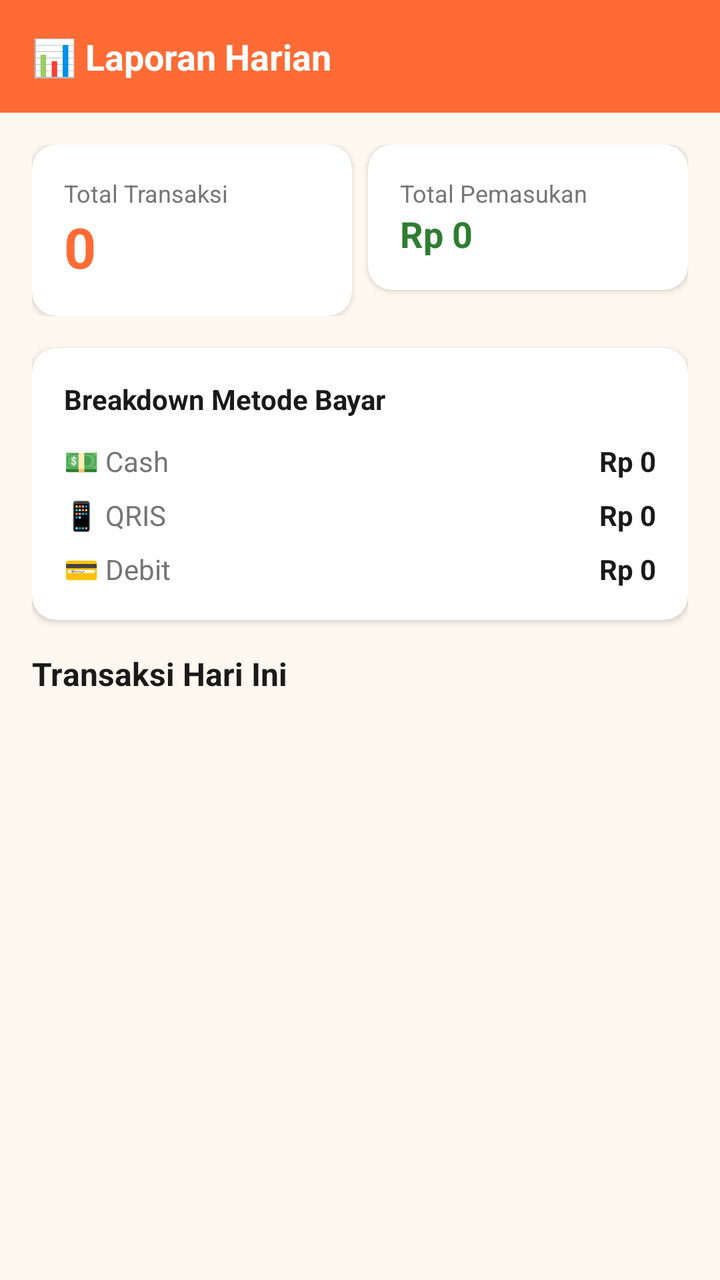
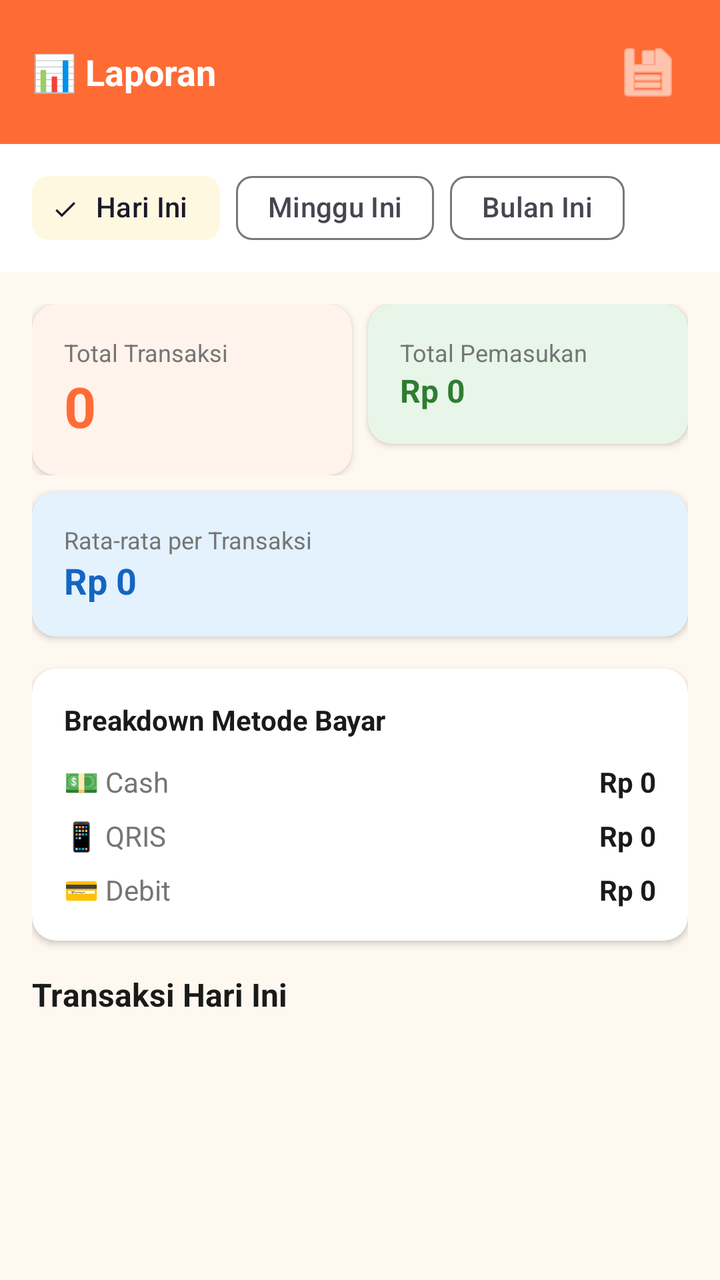

Two renders of the same Android screen: before a commit and after it. Below are the layout's source before the change and the commit's diff.
<!-- AndroidManifest.xml: application theme Theme.MiePos -->
<!-- res/layout/fragment_laporan.xml -->
<?xml version="1.0" encoding="utf-8"?>
<LinearLayout xmlns:android="http://schemas.android.com/apk/res/android"
    xmlns:app="http://schemas.android.com/apk/res-auto"
    android:layout_width="match_parent"
    android:layout_height="match_parent"
    android:orientation="vertical"
    android:background="@color/background">

    <TextView
        android:layout_width="match_parent"
        android:layout_height="wrap_content"
        android:background="@color/primary"
        android:padding="16dp"
        android:text="📊 Laporan Harian"
        android:textColor="@color/on_primary"
        android:textSize="18sp"
        android:textStyle="bold" />

    <ScrollView
        android:layout_width="match_parent"
        android:layout_height="match_parent">

        <LinearLayout
            android:layout_width="match_parent"
            android:layout_height="wrap_content"
            android:orientation="vertical"
            android:padding="16dp">

            
            <LinearLayout
                android:layout_width="match_parent"
                android:layout_height="wrap_content"
                android:orientation="horizontal"
                android:layout_marginBottom="16dp">

                <androidx.cardview.widget.CardView
                    android:layout_width="0dp"
                    android:layout_height="wrap_content"
                    android:layout_weight="1"
                    android:layout_marginEnd="8dp"
                    app:cardCornerRadius="12dp"
                    app:cardElevation="2dp">
                    <LinearLayout android:layout_width="match_parent"
                        android:layout_height="wrap_content"
                        android:orientation="vertical" android:padding="16dp">
                        <TextView android:layout_width="wrap_content"
                            android:layout_height="wrap_content"
                            android:text="Total Transaksi"
                            android:textSize="12sp" android:textColor="@color/text_secondary" />
                        <TextView android:id="@+id/tvTotalTransaksi"
                            android:layout_width="wrap_content"
                            android:layout_height="wrap_content"
                            android:text="0"
                            android:textSize="28sp" android:textStyle="bold"
                            android:textColor="@color/primary" />
                    </LinearLayout>
                </androidx.cardview.widget.CardView>

                <androidx.cardview.widget.CardView
                    android:layout_width="0dp"
                    android:layout_height="wrap_content"
                    android:layout_weight="1"
                    app:cardCornerRadius="12dp"
                    app:cardElevation="2dp">
                    <LinearLayout android:layout_width="match_parent"
                        android:layout_height="wrap_content"
                        android:orientation="vertical" android:padding="16dp">
                        <TextView android:layout_width="wrap_content"
                            android:layout_height="wrap_content"
                            android:text="Total Pemasukan"
                            android:textSize="12sp" android:textColor="@color/text_secondary" />
                        <TextView android:id="@+id/tvTotalPemasukan"
                            android:layout_width="wrap_content"
                            android:layout_height="wrap_content"
                            android:text="Rp 0"
                            android:textSize="18sp" android:textStyle="bold"
                            android:textColor="@color/success" />
                    </LinearLayout>
                </androidx.cardview.widget.CardView>
            </LinearLayout>

            
            <androidx.cardview.widget.CardView
                android:layout_width="match_parent"
                android:layout_height="wrap_content"
                android:layout_marginBottom="16dp"
                app:cardCornerRadius="12dp"
                app:cardElevation="2dp">

                <LinearLayout android:layout_width="match_parent"
                    android:layout_height="wrap_content"
                    android:orientation="vertical" android:padding="16dp">

                    <TextView android:layout_width="wrap_content"
                        android:layout_height="wrap_content"
                        android:text="Breakdown Metode Bayar"
                        android:textSize="14sp" android:textStyle="bold"
                        android:textColor="@color/text_primary"
                        android:layout_marginBottom="12dp" />

                    <LinearLayout android:layout_width="match_parent"
                        android:layout_height="wrap_content" android:orientation="horizontal">
                        <TextView android:layout_width="0dp" android:layout_height="wrap_content"
                            android:layout_weight="1" android:text="💵 Cash"
                            android:textColor="@color/text_secondary" />
                        <TextView android:id="@+id/tvCashTotal"
                            android:layout_width="wrap_content" android:layout_height="wrap_content"
                            android:text="Rp 0" android:textColor="@color/text_primary"
                            android:textStyle="bold" />
                    </LinearLayout>

                    <LinearLayout android:layout_width="match_parent"
                        android:layout_height="wrap_content" android:orientation="horizontal"
                        android:layout_marginTop="8dp">
                        <TextView android:layout_width="0dp" android:layout_height="wrap_content"
                            android:layout_weight="1" android:text="📱 QRIS"
                            android:textColor="@color/text_secondary" />
                        <TextView android:id="@+id/tvQrisTotal"
                            android:layout_width="wrap_content" android:layout_height="wrap_content"
                            android:text="Rp 0" android:textColor="@color/text_primary"
                            android:textStyle="bold" />
                    </LinearLayout>

                    <LinearLayout android:layout_width="match_parent"
                        android:layout_height="wrap_content" android:orientation="horizontal"
                        android:layout_marginTop="8dp">
                        <TextView android:layout_width="0dp" android:layout_height="wrap_content"
                            android:layout_weight="1" android:text="💳 Debit"
                            android:textColor="@color/text_secondary" />
                        <TextView android:id="@+id/tvDebitTotal"
                            android:layout_width="wrap_content" android:layout_height="wrap_content"
                            android:text="Rp 0" android:textColor="@color/text_primary"
                            android:textStyle="bold" />
                    </LinearLayout>
                </LinearLayout>
            </androidx.cardview.widget.CardView>

            
            <TextView android:layout_width="match_parent"
                android:layout_height="wrap_content"
                android:text="Transaksi Hari Ini"
                android:textSize="16sp" android:textStyle="bold"
                android:textColor="@color/text_primary"
                android:layout_marginBottom="8dp" />

            <androidx.recyclerview.widget.RecyclerView
                android:id="@+id/rvTransactions"
                android:layout_width="match_parent"
                android:layout_height="wrap_content"
                android:nestedScrollingEnabled="false" />

        </LinearLayout>
    </ScrollView>
</LinearLayout>
<!-- resources referenced by this layout -->
<resources>
  <color name="background">#FFF8F0</color>
  <color name="on_primary">#FFFFFF</color>
  <color name="primary">#FF6B35</color>
  <color name="success">#2E7D32</color>
  <color name="text_primary">#1A1A1A</color>
  <color name="text_secondary">#757575</color>
  <style name="Theme.MiePos" parent="Theme.Material3.Light.NoActionBar">
          <item name="colorPrimary">@color/primary</item>
          <item name="colorPrimaryContainer">@color/primary_light</item>
          <item name="colorOnPrimaryContainer">@color/text_primary</item>
          <item name="colorOnPrimary">@color/on_primary</item>
          <item name="colorSecondary">@color/secondary</item>
          <item name="colorSecondaryContainer">@color/card_yellow</item>
          <item name="android:colorBackground">@color/background</item>
          <item name="colorSurface">@color/surface</item>
          <item name="colorError">@color/error</item>
      </style>
  <color name="primary_light">#FFAA80</color>
  <color name="secondary">#FFB800</color>
  <color name="card_yellow">#FFF8E1</color>
  <color name="surface">#FFFFFF</color>
  <color name="error">#C62828</color>
</resources>

<!-- the commit's change to res/layout/fragment_laporan.xml (unified diff, before → after) -->
@@ -6,15 +6,65 @@
     android:orientation="vertical"
     android:background="@color/background">
 
-    <TextView
+    <LinearLayout
         android:layout_width="match_parent"
         android:layout_height="wrap_content"
         android:background="@color/primary"
+        android:orientation="horizontal"
         android:padding="16dp"
-        android:text="📊 Laporan Harian"
-        android:textColor="@color/on_primary"
-        android:textSize="18sp"
-        android:textStyle="bold" />
+        android:gravity="center_vertical">
+
+        <TextView
+            android:layout_width="0dp"
+            android:layout_height="wrap_content"
+            android:layout_weight="1"
+            android:text="📊 Laporan"
+            android:textColor="@color/on_primary"
+            android:textSize="18sp"
+            android:textStyle="bold" />
+
+        <ImageButton
+            android:id="@+id/btnExport"
+            android:layout_width="40dp"
+            android:layout_height="40dp"
+            android:background="?attr/selectableItemBackgroundBorderless"
+            android:src="@android:drawable/ic_menu_save"
+            android:tint="@color/on_primary"
+            android:contentDescription="Export" />
+    </LinearLayout>
+
+    <com.google.android.material.chip.ChipGroup
+        android:id="@+id/chipGroupPeriod"
+        android:layout_width="match_parent"
+        android:layout_height="wrap_content"
+        android:paddingHorizontal="16dp"
+        android:paddingVertical="8dp"
+        android:background="@color/surface"
+        app:singleSelection="true"
+        app:selectionRequired="true">
+
+        <com.google.android.material.chip.Chip
+            android:id="@+id/chipHariIni"
+            style="@style/Widget.Material3.Chip.Filter"
+            android:layout_width="wrap_content"
+            android:layout_height="wrap_content"
+            android:text="Hari Ini"
+            android:checked="true" />
+
+        <com.google.android.material.chip.Chip
+            android:id="@+id/chipMingguIni"
+            style="@style/Widget.Material3.Chip.Filter"
+            android:layout_width="wrap_content"
+            android:layout_height="wrap_content"
+            android:text="Minggu Ini" />
+
+        <com.google.android.material.chip.Chip
+            android:id="@+id/chipBulanIni"
+            style="@style/Widget.Material3.Chip.Filter"
+            android:layout_width="wrap_content"
+            android:layout_height="wrap_content"
+            android:text="Bulan Ini" />
+    </com.google.android.material.chip.ChipGroup>
 
     <ScrollView
         android:layout_width="match_parent"
@@ -31,7 +81,7 @@
                 android:layout_width="match_parent"
                 android:layout_height="wrap_content"
                 android:orientation="horizontal"
-                android:layout_marginBottom="16dp">
+                android:layout_marginBottom="8dp">
 
                 <androidx.cardview.widget.CardView
                     android:layout_width="0dp"
@@ -39,7 +89,8 @@
                     android:layout_weight="1"
                     android:layout_marginEnd="8dp"
                     app:cardCornerRadius="12dp"
-                    app:cardElevation="2dp">
+                    app:cardElevation="2dp"
+                    app:cardBackgroundColor="@color/card_orange">
                     <LinearLayout android:layout_width="match_parent"
                         android:layout_height="wrap_content"
                         android:orientation="vertical" android:padding="16dp">
@@ -61,7 +112,8 @@
                     android:layout_height="wrap_content"
                     android:layout_weight="1"
                     app:cardCornerRadius="12dp"
-                    app:cardElevation="2dp">
+                    app:cardElevation="2dp"
+                    app:cardBackgroundColor="@color/card_green">
                     <LinearLayout android:layout_width="match_parent"
                         android:layout_height="wrap_content"
                         android:orientation="vertical" android:padding="16dp">
@@ -73,11 +125,35 @@
                             android:layout_width="wrap_content"
                             android:layout_height="wrap_content"
                             android:text="Rp 0"
-                            android:textSize="18sp" android:textStyle="bold"
+                            android:textSize="16sp" android:textStyle="bold"
                             android:textColor="@color/success" />
                     </LinearLayout>
                 </androidx.cardview.widget.CardView>
             </LinearLayout>
+
+            
+            <androidx.cardview.widget.CardView
+                android:layout_width="match_parent"
+                android:layout_height="wrap_content"
+                android:layout_marginBottom="16dp"
+                app:cardCornerRadius="12dp"
+                app:cardElevation="2dp"
+                app:cardBackgroundColor="@color/card_blue">
+                <LinearLayout android:layout_width="match_parent"
+                    android:layout_height="wrap_content"
+                    android:orientation="vertical" android:padding="16dp">
+                    <TextView android:layout_width="wrap_content"
+                        android:layout_height="wrap_content"
+                        android:text="Rata-rata per Transaksi"
+                        android:textSize="12sp" android:textColor="@color/text_secondary" />
+                    <TextView android:id="@+id/tvRataRata"
+                        android:layout_width="wrap_content"
+                        android:layout_height="wrap_content"
+                        android:text="Rp 0"
+                        android:textSize="18sp" android:textStyle="bold"
+                        android:textColor="#1565C0" />
+                </LinearLayout>
+            </androidx.cardview.widget.CardView>
 
             
             <androidx.cardview.widget.CardView
@@ -138,6 +214,7 @@
             
             <TextView android:layout_width="match_parent"
                 android:layout_height="wrap_content"
+                android:id="@+id/tvListHeader"
                 android:text="Transaksi Hari Ini"
                 android:textSize="16sp" android:textStyle="bold"
                 android:textColor="@color/text_primary"
<!-- resource entries referenced after the edit -->
@@ -1,6 +1,9 @@
 <!-- resources referenced by this layout -->
 <resources>
   <color name="background">#FFF8F0</color>
+  <color name="card_blue">#E3F2FD</color>
+  <color name="card_green">#E8F5E9</color>
+  <color name="card_orange">#FFF3EC</color>
   <color name="on_primary">#FFFFFF</color>
   <color name="primary">#FF6B35</color>
   <color name="success">#2E7D32</color>
